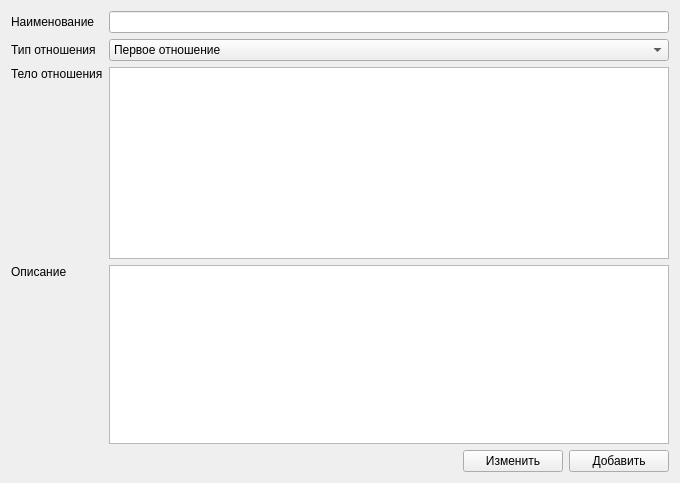
Qt form ui/RelationOptions.ui (lazyDesertMan/Mivar) before a commit.
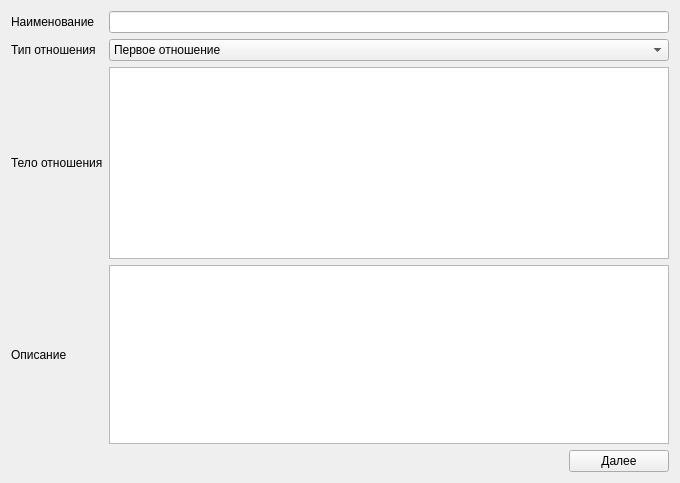
The same form after that commit. The open tabs and pages were chosen to show the change.

Diff of the .ui file:
```diff
--- a/ui/RelationOptions.ui
+++ b/ui/RelationOptions.ui
@@ -16,18 +16,40 @@
   <property name="styleSheet">
    <string notr="true"/>
   </property>
-  <layout class="QGridLayout" name="gridLayout_2" rowstretch="0,0,0,0,1,0" rowminimumheight="0,0,0,0,0,0">
-   <item row="1" column="0" alignment="Qt::AlignVCenter">
-    <widget class="QLabel" name="label_2">
+  <layout class="QGridLayout" name="gridLayout_2">
+   <item row="0" column="0">
+    <widget class="QStackedWidget" name="pagesStack">
+     <property name="currentIndex">
+      <number>1</number>
+     </property>
+     <widget class="QWidget" name="page_3">
+      <layout class="QGridLayout" name="gridLayout_4" rowstretch="0,0,0,1,0,0">
+       <property name="leftMargin">
+        <number>0</number>
+       </property>
+       <property name="topMargin">
+        <number>0</number>
+       </property>
+       <property name="rightMargin">
+        <number>0</number>
+       </property>
+       <property name="bottomMargin">
+        <number>0</number>
+       </property>
+       <property name="spacing">
+        <number>6</number>
+       </property>
+       <item row="3" column="2">
+        <widget class="QTextEdit" name="descriptionRelative"/>
+       </item>
+       <item row="0" column="0">
+        <widget class="QLabel" name="label">
      <property name="text">
-      <string>Тип отношения</string>
+          <string>Наименование</string>
      </property>
     </widget>
    </item>
-   <item row="0" column="1">
-    <widget class="QLineEdit" name="nameRelative"/>
-   </item>
-   <item row="1" column="1">
+       <item row="1" column="2">
     <widget class="QComboBox" name="typeRelative">
      <item>
       <property name="text">
@@ -46,68 +68,52 @@
      </item>
     </widget>
    </item>
-   <item row="0" column="0" alignment="Qt::AlignVCenter">
-    <widget class="QLabel" name="label">
+       <item row="1" column="0">
+        <widget class="QLabel" name="label_2">
      <property name="text">
-      <string>Наименование</string>
+          <string>Тип отношения</string>
      </property>
     </widget>
    </item>
-   <item row="3" column="0" alignment="Qt::AlignTop">
+       <item row="0" column="2">
+        <widget class="QLineEdit" name="nameRelative"/>
+       </item>
+       <item row="5" column="2">
+        <layout class="QHBoxLayout" name="horizontalLayout">
+         <item>
+          <widget class="QWidget" name="widget_2" native="true"/>
+         </item>
+         <item>
+          <widget class="QPushButton" name="nextBtn">
+           <property name="maximumSize">
+            <size>
+             <width>100</width>
+             <height>100</height>
+            </size>
+           </property>
+           <property name="text">
+            <string>Далее</string>
+           </property>
+          </widget>
+         </item>
+        </layout>
+       </item>
+       <item row="3" column="0">
     <widget class="QLabel" name="label_4">
      <property name="text">
       <string>Описание</string>
      </property>
     </widget>
    </item>
-   <item row="3" column="1" rowspan="2">
-    <widget class="QTextEdit" name="descriptionRelative"/>
-   </item>
-   <item row="2" column="0" alignment="Qt::AlignTop">
+       <item row="2" column="0">
     <widget class="QLabel" name="label_3">
      <property name="text">
       <string>Тело отношения</string>
      </property>
     </widget>
    </item>
-   <item row="5" column="1">
-    <layout class="QHBoxLayout" name="horizontalLayout">
-     <item>
-      <widget class="QWidget" name="widget_2" native="true"/>
-     </item>
-     <item>
-      <widget class="QPushButton" name="editBtn">
-       <property name="maximumSize">
-        <size>
-         <width>100</width>
-         <height>100</height>
-        </size>
-       </property>
-       <property name="text">
-        <string>Изменить</string>
-       </property>
-      </widget>
-     </item>
-     <item>
-      <widget class="QPushButton" name="addBtn">
-       <property name="maximumSize">
-        <size>
-         <width>100</width>
-         <height>100</height>
-        </size>
-       </property>
-       <property name="text">
-        <string>Добавить</string>
-       </property>
-      </widget>
-     </item>
-    </layout>
-   </item>
-   <item row="5" column="0">
-    <widget class="QWidget" name="widget" native="true"/>
-   </item>
-   <item row="2" column="1" alignment="Qt::AlignTop">
-    <widget class="QStackedWidget" name="stackedWidget">
+       <item row="2" column="2">
+        <widget class="QStackedWidget" name="codeInputStack">
      <property name="currentIndex">
       <number>0</number>
      </property>
@@ -131,9 +137,7 @@
        <item row="0" column="0" alignment="Qt::AlignVCenter">
         <widget class="QLineEdit" name="simpleCodeEdit">
          <property name="font">
-          <font>
-           <family>Monospace</family>
-          </font>
+              <font/>
          </property>
          <property name="alignment">
           <set>Qt::AlignLeading|Qt::AlignLeft|Qt::AlignVCenter</set>
@@ -162,10 +166,65 @@
        <item row="0" column="0">
         <widget class="QTextEdit" name="functionCodeEdit">
          <property name="font">
-          <font>
-           <family>Monospace</family>
-          </font>
-         </property>
+              <font/>
+             </property>
+            </widget>
+           </item>
+          </layout>
+         </widget>
+        </widget>
+       </item>
+      </layout>
+     </widget>
+     <widget class="QWidget" name="page_4">
+      <layout class="QGridLayout" name="gridLayout_6">
+       <property name="leftMargin">
+        <number>0</number>
+       </property>
+       <property name="topMargin">
+        <number>0</number>
+       </property>
+       <property name="rightMargin">
+        <number>0</number>
+       </property>
+       <property name="bottomMargin">
+        <number>0</number>
+       </property>
+       <item row="1" column="0">
+        <layout class="QHBoxLayout" name="horizontalLayout_2" stretch="1,0,0,0">
+         <item>
+          <widget class="QWidget" name="widget" native="true"/>
+         </item>
+         <item>
+          <widget class="QPushButton" name="backBtn">
+           <property name="text">
+            <string>Назад</string>
+           </property>
+          </widget>
+         </item>
+         <item>
+          <widget class="QPushButton" name="editBtn">
+           <property name="text">
+            <string>Изменить</string>
+           </property>
+          </widget>
+         </item>
+         <item>
+          <widget class="QPushButton" name="addBtn">
+           <property name="text">
+            <string>Добавить</string>
+           </property>
+          </widget>
+         </item>
+        </layout>
+       </item>
+       <item row="0" column="0">
+        <widget class="QTreeWidget" name="treeWidget">
+         <column>
+          <property name="text">
+           <string notr="true">1</string>
+          </property>
+         </column>
         </widget>
        </item>
       </layout>
```
Lines whose indentation alone changed are shown as unchanged.
